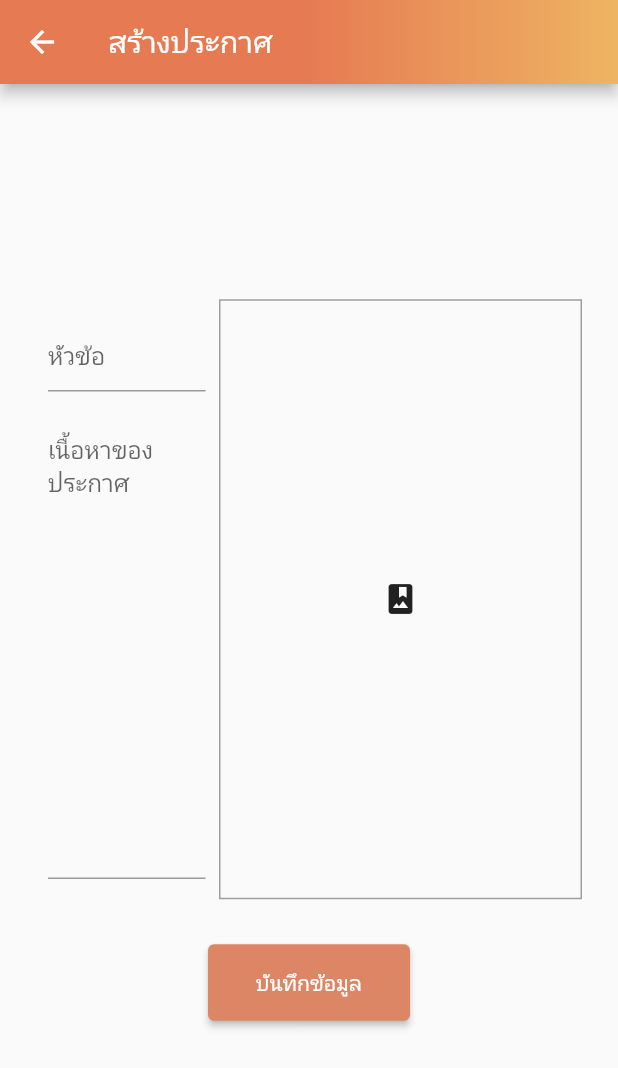
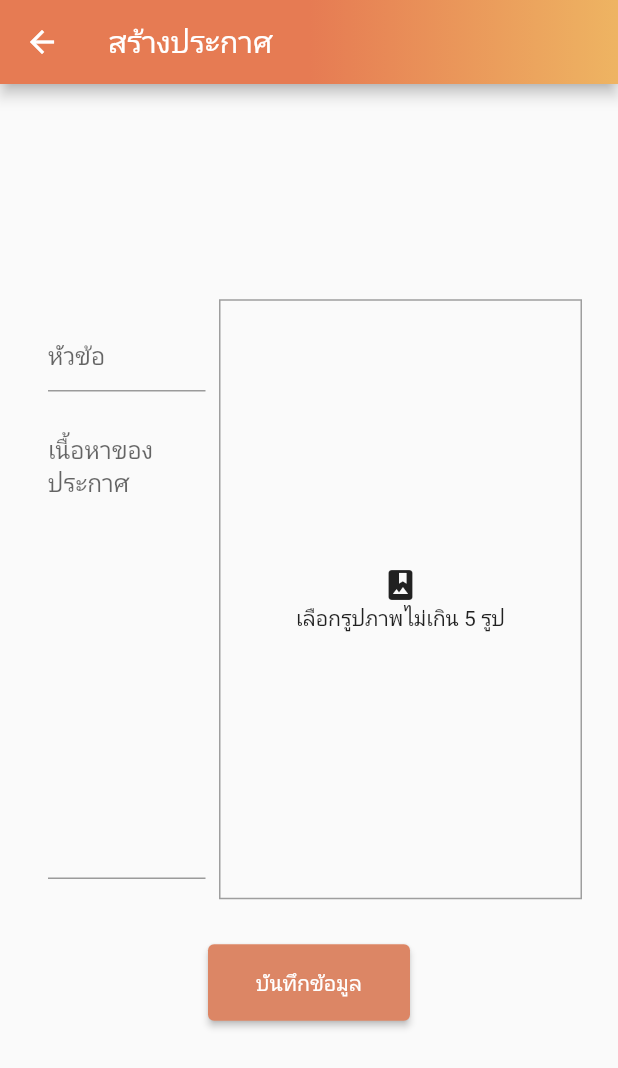
Before and after one commit to firstnoname/community_knowledgebase, a Flutter app: the AnnouncementForm screen opened directly, on a phone screen of 412 x 824 dp. Shown: the top 1068 px of the screen. Run offline on Flutter 3.47's test engine with Material 2 defaults, Android fonts, the light colour scheme and no system bars; our stand-ins replace bloc, cloud_firestore, dio, file_picker, firebase_auth, firebase_core and 5 more; missing offline and left inert: cloud_firestore_web, dart:html, firebase_auth_web, firebase_core_web, firebase_storage_web, image_picker_web and 1 more; accounts and stored records are empty.

Commit message:
Merge with master.

```diff
--- a/lib/views/announcement/announcement_form.dart
+++ b/lib/views/announcement/announcement_form.dart
@@ -179,8 +179,18 @@ class _AnnouncementFormState extends State<AnnouncementForm> {
                                                           color: Colors.grey,
                                                         ),
                                                       ),
-                                                      child: Icon(
-                                                          Icons.photo_album)),
+                                                      child: Column(
+                                                        mainAxisAlignment:
+                                                            MainAxisAlignment
+                                                                .center,
+                                                        children: [
+                                                          Icon(Icons
+                                                              .photo_album),
+                                                          Text(
+                                                              'เลือกรูปภาพไม่เกิน 5 รูป')
+                                                        ],
+                                                      ),
+                                                    ),
                                             ),
                                           ),
                                         ),
@@ -195,7 +205,15 @@ class _AnnouncementFormState extends State<AnnouncementForm> {
                                             MediaQuery.of(context).size.width /
                                                 4,
                                         height: 400,
-                                        child: Icon(Icons.photo_album)),
+                                        child: Column(
+                                          mainAxisAlignment:
+                                              MainAxisAlignment.center,
+                                          children: [
+                                            Icon(Icons.photo_album),
+                                            Text('เลือกรูปภาพไม่เกิน 5 รูป')
+                                          ],
+                                        ),
+                                      ),
                               ),
                             ),
                           ],
--- a/lib/views/knowledge_form/knowledge_form_view.dart
+++ b/lib/views/knowledge_form/knowledge_form_view.dart
@@ -254,7 +254,8 @@ class _KnowledgeFormViewState extends State<KnowledgeFormView> {
                                                               Text(
                                                                   'เลือกรูปภาพไม่เกิน 5 รูป')
                                                             ],
-                                                          )),
+                                                          ),
+                                                        ),
                                                 ),
                                               ),
                                             ),
@@ -270,7 +271,15 @@ class _KnowledgeFormViewState extends State<KnowledgeFormView> {
                                                     .width /
                                                 4,
                                             height: 400,
-                                            child: Icon(Icons.photo_album)),
+                                            child: Column(
+                                              mainAxisAlignment:
+                                                  MainAxisAlignment.center,
+                                              children: [
+                                                Icon(Icons.photo_album),
+                                                Text('เลือกรูปภาพไม่เกิน 5 รูป')
+                                              ],
+                                            ),
+                                          ),
                                   ),
                                 ],
                               ),
```
